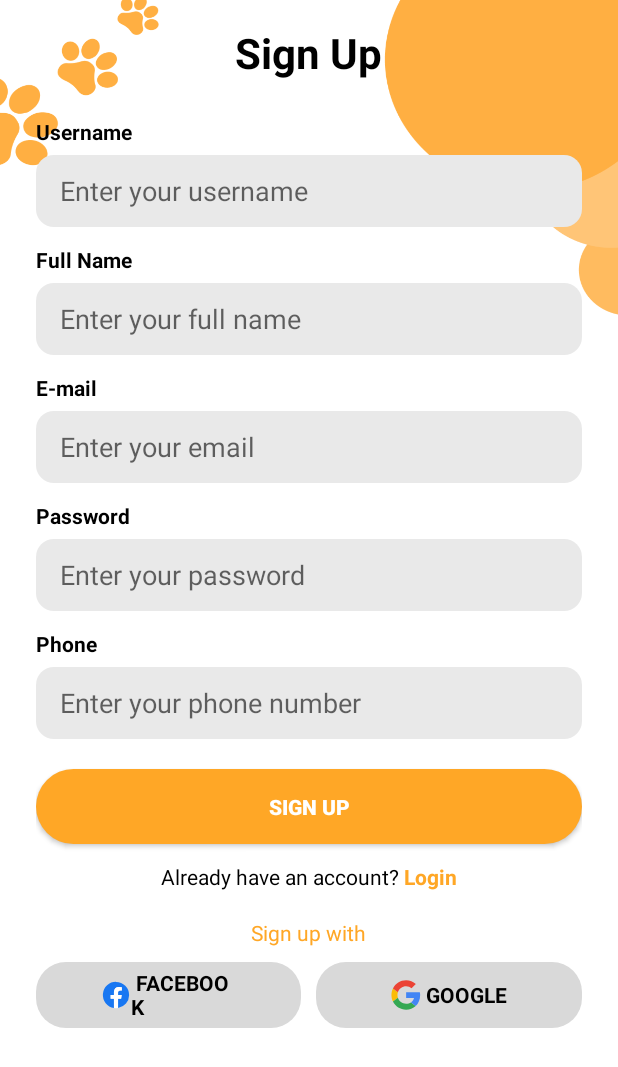
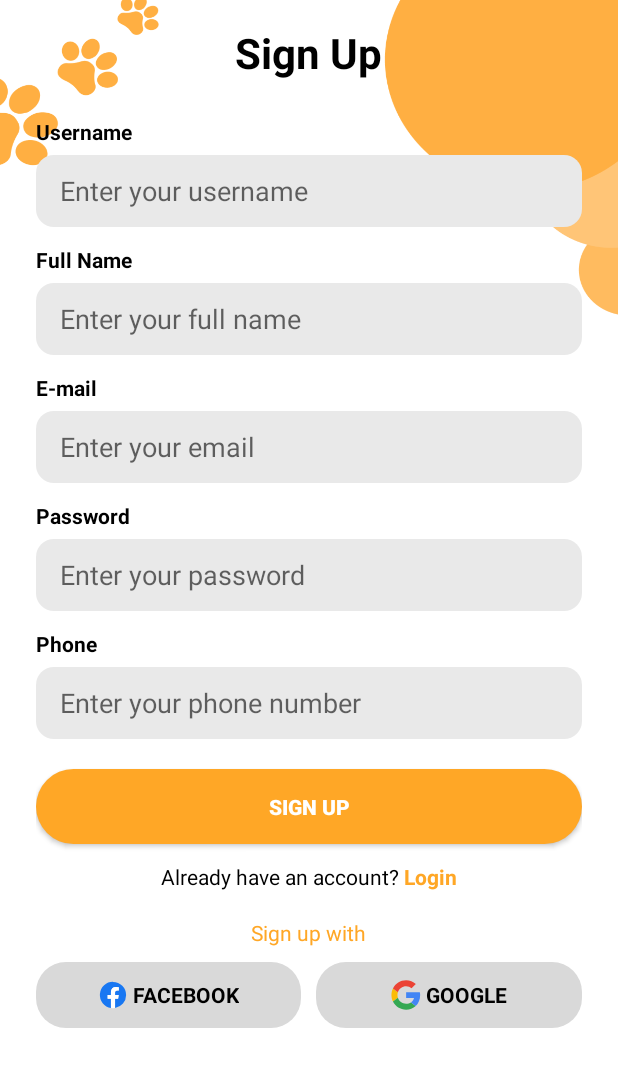
Before and after one commit to TranQuangHuy16/SE1707_PRM392_G2_PetShop, an Android app: the layout fragment_sign_up.xml on its own in the app's theme, with its tools: preview values and no code run, on a phone screen of 412 x 824 dp. Shown: the top 1067 px of the screen. Run offline under Robolectric (Android 15) with nearby library versions, the phone set to English and light mode, and no system bars.

Commit message:
fix something

```diff
--- a/app/src/main/res/layout/fragment_login.xml
+++ b/app/src/main/res/layout/fragment_login.xml
@@ -40,7 +40,7 @@
                 android:textSize="14sp" />
 
             <EditText
-                android:id="@+id/etEmail"
+                android:id="@+id/etUsername"
                 android:layout_width="match_parent"
                 android:layout_height="48dp"
                 android:layout_marginTop="6dp"
@@ -134,6 +134,7 @@
                 android:weightSum="2">
 
                 <LinearLayout
+                    android:id="@+id/btnFacebook"
                     android:layout_width="0dp"
                     android:layout_height="44dp"
                     android:layout_weight="1"
@@ -161,6 +162,7 @@
                     android:layout_height="match_parent" />
 
                 <LinearLayout
+                    android:id="@+id/btnGoogle"
                     android:layout_width="0dp"
                     android:layout_height="44dp"
                     android:layout_weight="1"
--- a/app/src/main/res/layout/fragment_sign_up.xml
+++ b/app/src/main/res/layout/fragment_sign_up.xml
@@ -185,6 +185,7 @@
                 android:weightSum="2">
 
                 <LinearLayout
+                    android:id="@+id/btnFacebook"
                     android:layout_width="0dp"
                     android:layout_height="44dp"
                     android:layout_weight="1"
@@ -199,12 +200,12 @@
                         android:contentDescription="@null" />
 
                     <TextView
-                        android:layout_width="70dp"
+                        android:layout_width="wrap_content"
                         android:layout_height="wrap_content"
                         android:text=" FACEBOOK"
+                        android:textStyle="bold"
                         android:textColor="@android:color/black"
-                        android:textSize="14sp"
-                        android:textStyle="bold" />
+                        android:textSize="14sp" />
                 </LinearLayout>
 
                 <Space
@@ -212,6 +213,7 @@
                     android:layout_height="match_parent" />
 
                 <LinearLayout
+                    android:id="@+id/btnGoogle"
                     android:layout_width="0dp"
                     android:layout_height="44dp"
                     android:layout_weight="1"
```
